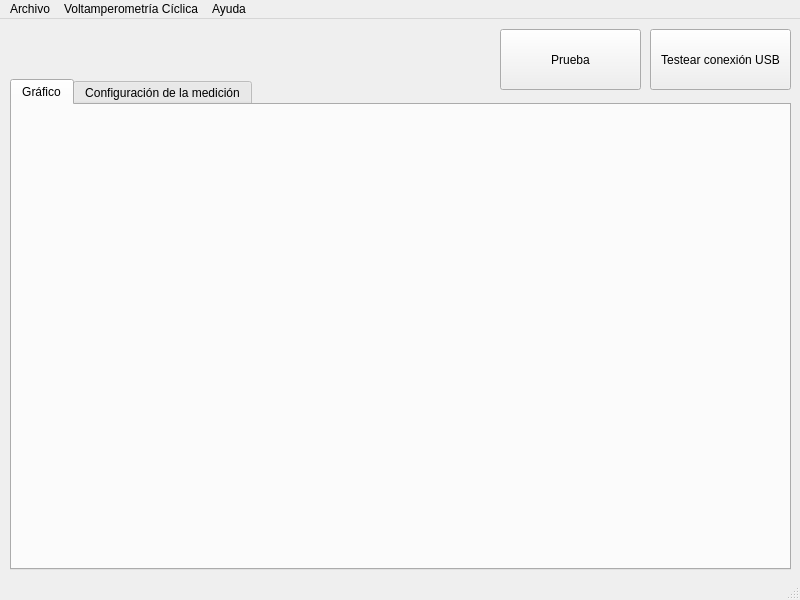
Old version of the form mainwindow.ui in the repository axelgomez/potenciostato.
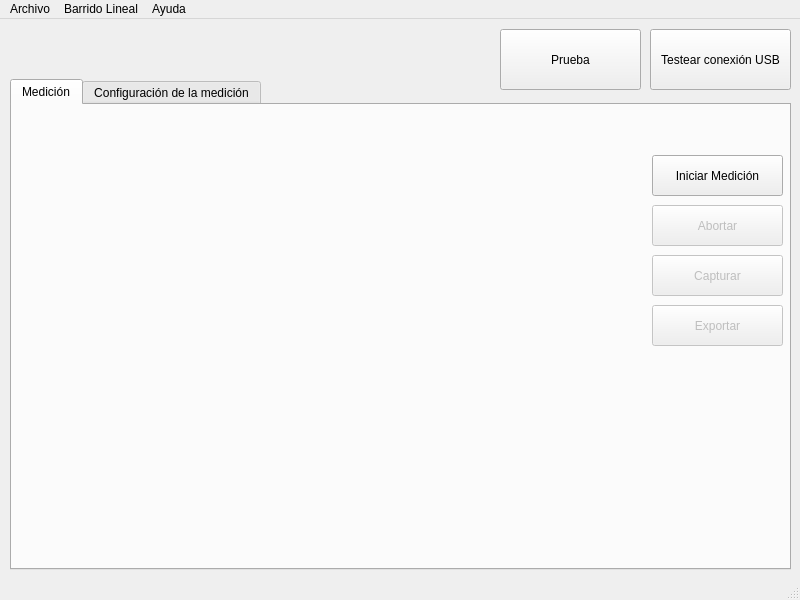
New version of the form. Custom widgets are drawn as their Qt base class.

Commit message: persistencia de los datos, agregar botones de iniciar, abortar, capturar y exportar medicion

```diff
--- a/mainwindow.ui
+++ b/mainwindow.ui
@@ -57,7 +57,7 @@
     </property>
     <widget class="QWidget" name="grafico">
      <attribute name="title">
-      <string>Gráfico</string>
+      <string>Medición</string>
      </attribute>
      <widget class="QCustomPlot" name="customPlot" native="true">
       <property name="geometry">
@@ -69,6 +69,73 @@
        </rect>
       </property>
      </widget>
+     <widget class="QPushButton" name="Bt_Iniciar">
+      <property name="geometry">
+       <rect>
+        <x>640</x>
+        <y>50</y>
+        <width>131</width>
+        <height>41</height>
+       </rect>
+      </property>
+      <property name="text">
+       <string>Iniciar Medición</string>
+      </property>
+     </widget>
+     <widget class="QPushButton" name="Bt_Abortar">
+      <property name="enabled">
+       <bool>false</bool>
+      </property>
+      <property name="geometry">
+       <rect>
+        <x>640</x>
+        <y>100</y>
+        <width>131</width>
+        <height>41</height>
+       </rect>
+      </property>
+      <property name="autoFillBackground">
+       <bool>false</bool>
+      </property>
+      <property name="text">
+       <string>Abortar</string>
+      </property>
+     </widget>
+     <widget class="QPushButton" name="Bt_Capturar">
+      <property name="enabled">
+       <bool>false</bool>
+      </property>
+      <property name="geometry">
+       <rect>
+        <x>640</x>
+        <y>150</y>
+        <width>131</width>
+        <height>41</height>
+       </rect>
+      </property>
+      <property name="text">
+       <string>Capturar</string>
+      </property>
+     </widget>
+     <widget class="QPushButton" name="Bt_Exportar">
+      <property name="enabled">
+       <bool>false</bool>
+      </property>
+      <property name="geometry">
+       <rect>
+        <x>640</x>
+        <y>200</y>
+        <width>131</width>
+        <height>41</height>
+       </rect>
+      </property>
+      <property name="autoFillBackground">
+       <bool>false</bool>
+      </property>
+      <property name="text">
+       <string>Exportar</string>
+      </property>
+     </widget>
     </widget>
     <widget class="QWidget" name="config_medicion">
      <attribute name="title">
@@ -94,9 +161,9 @@
     <addaction name="actionAbrir_Medicion"/>
     <addaction name="actionOpciones"/>
    </widget>
-   <widget class="QMenu" name="menuVoltamperometr_a_C_clica">
+   <widget class="QMenu" name="menuBarrido_Lineal">
     <property name="title">
-     <string>Voltamperometría Cíclica</string>
+     <string>Barrido Lineal</string>
     </property>
     <addaction name="actionMedir"/>
     <addaction name="actionConfiguracion"/>
@@ -108,7 +175,7 @@
     <addaction name="actionAyuda"/>
    </widget>
    <addaction name="menuArchivo"/>
-   <addaction name="menuVoltamperometr_a_C_clica"/>
+   <addaction name="menuBarrido_Lineal"/>
    <addaction name="menuAyuda"/>
   </widget>
   <widget class="QStatusBar" name="statusbar"/>
```
Left out of the diff: 2 changed lines with no effect on the pictures. The commit also changes 2 other files.
